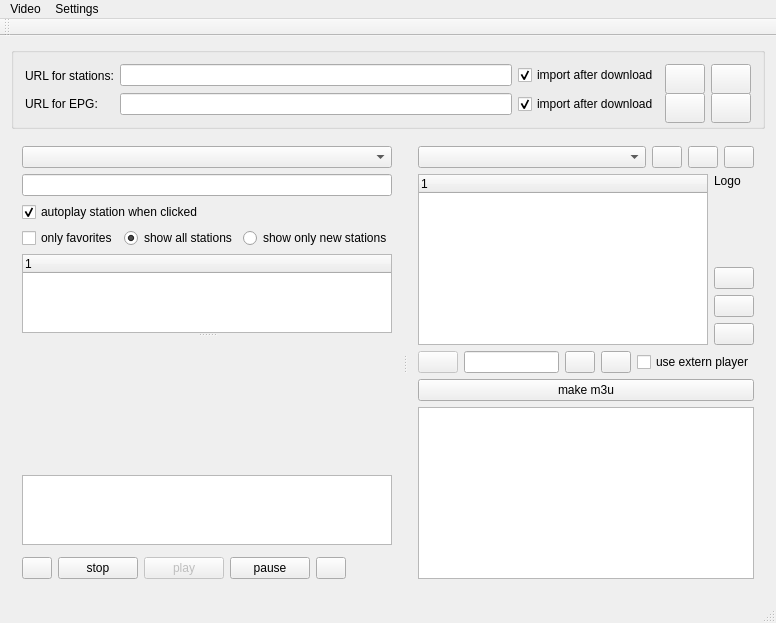
Old version of the form mainwindow.ui in the repository sgersing73/m3uMan.
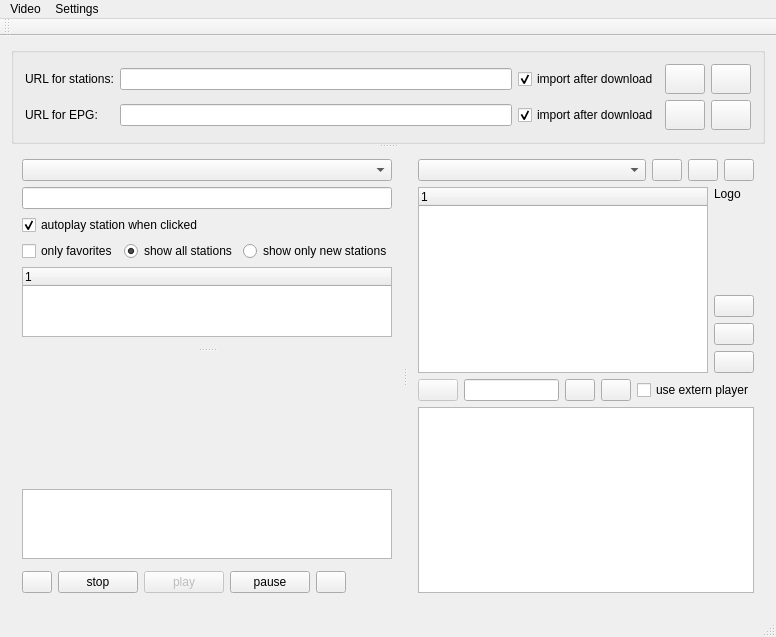
New version of the form. Icons and pictures are not drawn. Custom widgets are drawn as their Qt base class.

Patch:
```diff
--- a/mainwindow.ui
+++ b/mainwindow.ui
@@ -7,7 +7,7 @@
     <x>0</x>
     <y>0</y>
     <width>776</width>
-    <height>623</height>
+    <height>598</height>
    </rect>
   </property>
   <property name="windowTitle">
@@ -20,77 +20,29 @@
   <widget class="QWidget" name="centralWidget">
    <layout class="QGridLayout" name="gridLayout_3">
     <item row="0" column="0">
+     <widget class="QSplitter" name="splitter_3">
+      <property name="orientation">
+       <enum>Qt::Vertical</enum>
+      </property>
      <widget class="QGroupBox" name="groupBox">
-      <property name="maximumSize">
-       <size>
-        <width>16777215</width>
-        <height>82</height>
-       </size>
-      </property>
       <property name="title">
        <string/>
       </property>
-      <layout class="QGridLayout" name="gridLayout">
-       <item row="1" column="5">
-        <widget class="QPushButton" name="cmdImportEpg">
-         <property name="minimumSize">
-          <size>
-           <width>0</width>
-           <height>30</height>
-          </size>
-         </property>
-         <property name="maximumSize">
-          <size>
-           <width>50</width>
-           <height>16777215</height>
-          </size>
-         </property>
+       <property name="checkable">
+        <bool>false</bool>
+       </property>
+       <layout class="QGridLayout" name="gridLayout_2">
+        <item row="0" column="0">
+         <widget class="QLabel" name="lblUrl">
          <property name="text">
-          <string/>
-         </property>
-         <property name="icon">
-          <iconset resource="m3uMan.qrc">
-           <normaloff>:/images/Ui/icons8-input-50.png</normaloff>:/images/Ui/icons8-input-50.png</iconset>
-         </property>
-        </widget>
-       </item>
-       <item row="0" column="5">
-        <widget class="QPushButton" name="edtLoad">
-         <property name="minimumSize">
-          <size>
-           <width>0</width>
-           <height>30</height>
-          </size>
-         </property>
-         <property name="maximumSize">
-          <size>
-           <width>50</width>
-           <height>16777215</height>
-          </size>
-         </property>
-         <property name="text">
-          <string/>
-         </property>
-         <property name="icon">
-          <iconset resource="m3uMan.qrc">
-           <normaloff>:/images/Ui/icons8-input-50.png</normaloff>:/images/Ui/icons8-input-50.png</iconset>
-         </property>
-        </widget>
-       </item>
-       <item row="1" column="3">
-        <widget class="QCheckBox" name="chkEPGImport">
-         <property name="text">
-          <string>import after download</string>
-         </property>
-         <property name="checked">
-          <bool>true</bool>
+           <string>URL for stations:</string>
          </property>
         </widget>
        </item>
        <item row="0" column="1">
         <widget class="QLineEdit" name="edtUrl"/>
        </item>
-       <item row="0" column="3">
+        <item row="0" column="2">
         <widget class="QCheckBox" name="chkImport">
          <property name="text">
           <string>import after download</string>
@@ -100,6 +52,55 @@
          </property>
         </widget>
        </item>
+        <item row="0" column="3">
+         <widget class="QPushButton" name="edtDownload">
+          <property name="minimumSize">
+           <size>
+            <width>0</width>
+            <height>30</height>
+           </size>
+          </property>
+          <property name="maximumSize">
+           <size>
+            <width>16777215</width>
+            <height>29</height>
+           </size>
+          </property>
+          <property name="toolTip">
+           <string>download URL for stations</string>
+          </property>
+          <property name="text">
+           <string/>
+          </property>
+          <property name="icon">
+           <iconset resource="m3uMan.qrc">
+            <normaloff>:/images/Ui/icons8-download-50.png</normaloff>:/images/Ui/icons8-download-50.png</iconset>
+          </property>
+         </widget>
+        </item>
+        <item row="0" column="4">
+         <widget class="QPushButton" name="edtLoad">
+          <property name="minimumSize">
+           <size>
+            <width>0</width>
+            <height>30</height>
+           </size>
+          </property>
+          <property name="maximumSize">
+           <size>
+            <width>50</width>
+            <height>16777215</height>
+           </size>
+          </property>
+          <property name="text">
+           <string/>
+          </property>
+          <property name="icon">
+           <iconset resource="m3uMan.qrc">
+            <normaloff>:/images/Ui/icons8-input-50.png</normaloff>:/images/Ui/icons8-input-50.png</iconset>
+          </property>
+         </widget>
+        </item>
        <item row="1" column="0">
         <widget class="QLabel" name="lblUrlEpg">
          <property name="text">
@@ -107,43 +108,20 @@
          </property>
         </widget>
        </item>
-       <item row="0" column="0">
-        <widget class="QLabel" name="lblUrl">
-         <property name="text">
-          <string>URL for stations:</string>
-         </property>
-        </widget>
-       </item>
        <item row="1" column="1">
         <widget class="QLineEdit" name="edtUrlEpg"/>
        </item>
-       <item row="0" column="4">
-        <widget class="QPushButton" name="edtDownload">
-         <property name="minimumSize">
-          <size>
-           <width>0</width>
-           <height>30</height>
-          </size>
-         </property>
-         <property name="maximumSize">
-          <size>
-           <width>16777215</width>
-           <height>29</height>
-          </size>
-         </property>
-         <property name="toolTip">
-          <string>download URL for stations</string>
-         </property>
+        <item row="1" column="2">
+         <widget class="QCheckBox" name="chkEPGImport">
          <property name="text">
-          <string/>
-         </property>
-         <property name="icon">
-          <iconset resource="m3uMan.qrc">
-           <normaloff>:/images/Ui/icons8-download-50.png</normaloff>:/images/Ui/icons8-download-50.png</iconset>
+           <string>import after download</string>
+          </property>
+          <property name="checked">
+           <bool>true</bool>
          </property>
         </widget>
        </item>
-       <item row="1" column="4">
+        <item row="1" column="3">
         <widget class="QPushButton" name="edtEPGDownload">
          <property name="minimumSize">
           <size>
@@ -163,17 +141,49 @@
          </property>
         </widget>
        </item>
-      </layout>
-     </widget>
-    </item>
-    <item row="1" column="0">
+        <item row="1" column="4">
+         <widget class="QPushButton" name="cmdImportEpg">
+          <property name="minimumSize">
+           <size>
+            <width>0</width>
+            <height>30</height>
+           </size>
+          </property>
+          <property name="maximumSize">
+           <size>
+            <width>50</width>
+            <height>16777215</height>
+           </size>
+          </property>
+          <property name="text">
+           <string/>
+          </property>
+          <property name="icon">
+           <iconset resource="m3uMan.qrc">
+            <normaloff>:/images/Ui/icons8-input-50.png</normaloff>:/images/Ui/icons8-input-50.png</iconset>
+          </property>
+         </widget>
+        </item>
+       </layout>
+      </widget>
      <widget class="QSplitter" name="splitter_2">
       <property name="orientation">
        <enum>Qt::Horizontal</enum>
       </property>
+       <widget class="QSplitter" name="splitter">
+        <property name="orientation">
+         <enum>Qt::Vertical</enum>
+        </property>
       <widget class="QWidget" name="layoutWidget">
-       <layout class="QGridLayout" name="gridLayout_2">
-        <item row="1" column="0">
+         <layout class="QVBoxLayout" name="verticalLayout_2">
+          <item>
+           <widget class="QComboBox" name="cboGroupTitels">
+            <property name="toolTip">
+             <string>select a program group you are looking for</string>
+            </property>
+           </widget>
+          </item>
+          <item>
          <widget class="QLineEdit" name="edtFilter">
           <property name="toolTip">
            <string>enter the name of a station you are looking for</string>
@@ -183,7 +193,17 @@
           </property>
          </widget>
         </item>
-        <item row="3" column="0">
+          <item>
+           <widget class="QCheckBox" name="chkAutoPlay">
+            <property name="text">
+             <string>autoplay station when clicked</string>
+            </property>
+            <property name="checked">
+             <bool>true</bool>
+            </property>
+           </widget>
+          </item>
+          <item>
          <layout class="QHBoxLayout" name="horizontalLayout_6">
           <item>
            <widget class="QCheckBox" name="chkOnlyFavorites">
@@ -211,20 +231,52 @@
           </item>
          </layout>
         </item>
+          <item>
+           <widget class="QTreeWidget" name="treeWidget">
+            <property name="mouseTracking">
+             <bool>true</bool>
+            </property>
+            <property name="sizeAdjustPolicy">
+             <enum>QAbstractScrollArea::AdjustToContents</enum>
+            </property>
+            <property name="selectionMode">
+             <enum>QAbstractItemView::MultiSelection</enum>
+            </property>
+            <column>
+             <property name="text">
+              <string notr="true">1</string>
+             </property>
+            </column>
+           </widget>
+          </item>
+         </layout>
+        </widget>
+        <widget class="QWidget" name="layoutWidget">
+         <layout class="QGridLayout" name="gridPlay">
         <item row="2" column="0">
-         <widget class="QCheckBox" name="chkAutoPlay">
-          <property name="text">
-           <string>autoplay station when clicked</string>
-          </property>
-          <property name="checked">
+           <widget class="VlcWidgetSeek" name="widSeek" native="true">
+            <property name="maximumSize">
+             <size>
+              <width>16777215</width>
+              <height>30</height>
+             </size>
+            </property>
+           </widget>
+          </item>
+          <item row="0" column="0">
+           <widget class="VlcWidgetVideo" name="widVideo" native="true">
+            <property name="minimumSize">
+             <size>
+              <width>160</width>
+              <height>120</height>
+             </size>
+            </property>
+            <property name="autoFillBackground">
            <bool>true</bool>
           </property>
          </widget>
         </item>
-        <item row="6" column="0">
-         <widget class="VlcWidgetSeek" name="widSeek" native="true"/>
-        </item>
-        <item row="7" column="0">
+          <item row="3" column="0">
          <layout class="QHBoxLayout" name="horizontalLayout_5">
           <item>
            <widget class="QPushButton" name="cmdMoveBackward">
@@ -296,7 +348,7 @@
           </item>
          </layout>
         </item>
-        <item row="5" column="0">
+          <item row="1" column="0">
          <widget class="QListWidget" name="lvStations">
           <property name="maximumSize">
            <size>
@@ -304,50 +356,13 @@
             <height>70</height>
            </size>
           </property>
-         </widget>
-        </item>
-        <item row="0" column="0">
-         <widget class="QComboBox" name="cboGroupTitels">
-          <property name="toolTip">
-           <string>select a program group you are looking for</string>
+            <property name="styleSheet">
+             <string notr="true">backgroud=rgb(255, 85, 0)</string>
           </property>
          </widget>
         </item>
-        <item row="4" column="0">
-         <widget class="QSplitter" name="splitter">
-          <property name="orientation">
-           <enum>Qt::Vertical</enum>
-          </property>
-          <widget class="QTreeWidget" name="treeWidget">
-           <property name="mouseTracking">
-            <bool>true</bool>
-           </property>
-           <property name="sizeAdjustPolicy">
-            <enum>QAbstractScrollArea::AdjustToContents</enum>
-           </property>
-           <property name="selectionMode">
-            <enum>QAbstractItemView::MultiSelection</enum>
-           </property>
-           <column>
-            <property name="text">
-             <string notr="true">1</string>
-            </property>
-           </column>
-          </widget>
-          <widget class="VlcWidgetVideo" name="widVideo" native="true">
-           <property name="minimumSize">
-            <size>
-             <width>160</width>
-             <height>120</height>
-            </size>
-           </property>
-           <property name="autoFillBackground">
-            <bool>true</bool>
-           </property>
-          </widget>
-         </widget>
-        </item>
-       </layout>
+         </layout>
+        </widget>
       </widget>
       <widget class="QWidget" name="layoutWidget">
        <layout class="QVBoxLayout" name="verticalLayout_3">
@@ -578,15 +593,7 @@
          </layout>
         </item>
         <item>
-         <layout class="QHBoxLayout" name="horizontalLayout_3">
-          <item>
-           <widget class="QPushButton" name="cmdMakePlaylist">
-            <property name="text">
-             <string>make m3u</string>
-            </property>
-           </widget>
-          </item>
-         </layout>
+          <layout class="QHBoxLayout" name="horizontalLayout_3"/>
         </item>
         <item>
          <widget class="QTextEdit" name="edtOutput"/>
@@ -594,6 +601,7 @@
        </layout>
       </widget>
      </widget>
+     </widget>
     </item>
    </layout>
   </widget>
@@ -619,6 +627,7 @@
      <string>Settings</string>
     </property>
     <addaction name="actionIcon_color"/>
+    <addaction name="actionhide_show_input_fields"/>
    </widget>
    <addaction name="menuVideo"/>
    <addaction name="menuSettings"/>
@@ -652,7 +661,15 @@
   </action>
   <action name="actionIcon_color">
    <property name="text">
-    <string>Icon color</string>
+    <string>select icon color</string>
+   </property>
+  </action>
+  <action name="actionhide_show_input_fields">
+   <property name="checkable">
+    <bool>true</bool>
+   </property>
+   <property name="text">
+    <string>hide/show input fields</string>
    </property>
   </action>
  </widget>
```
Lines whose indentation alone changed are shown as unchanged.
